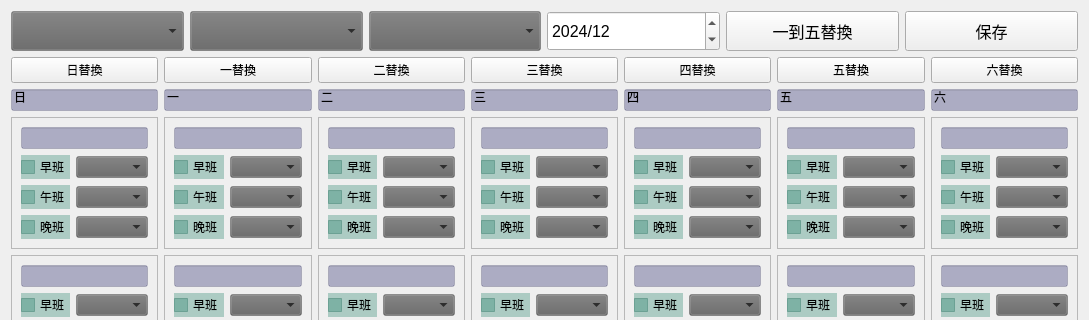
Old version of the form public_driver_arrange.ui in the repository kulianpa7/-; both pictures show x 0 to 1089 and y 0 to 320 of the 1089 by 950 pixel window.
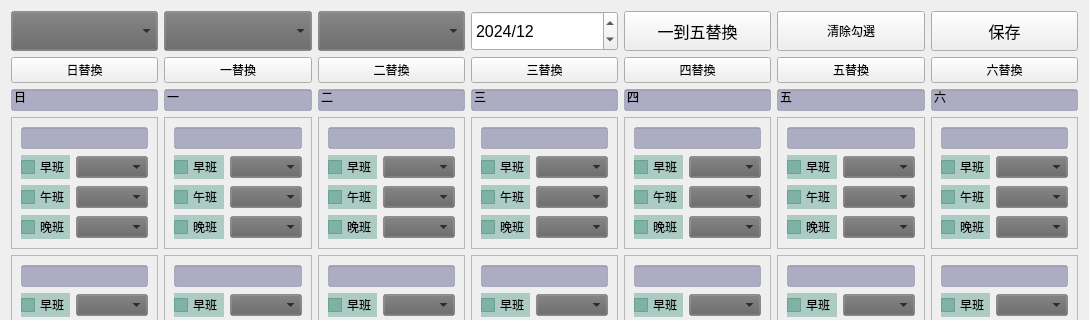
New version of the form.

```diff
--- a/public_driver_arrange.ui
+++ b/public_driver_arrange.ui
@@ -28,7 +28,7 @@
    <item row="0" column="0">
     <layout class="QVBoxLayout" name="verticalLayout">
      <item>
-      <layout class="QHBoxLayout" name="horizontalLayout" stretch="0,0,0,0,0,0">
+      <layout class="QHBoxLayout" name="horizontalLayout" stretch="0,0,0,0,0,0,0">
        <property name="spacing">
         <number>6</number>
        </property>
@@ -107,7 +107,7 @@
           </datetime>
          </property>
          <property name="displayFormat">
-          <string>yyyy/M</string>
+          <string>yyyy/MM</string>
          </property>
          <property name="date">
           <date>
@@ -136,6 +136,19 @@
          </property>
         </widget>
        </item>
+       <item>
+        <widget class="QPushButton" name="clear_button">
+         <property name="minimumSize">
+          <size>
+           <width>0</width>
+           <height>40</height>
+          </size>
+         </property>
+         <property name="text">
+          <string>清除勾選</string>
+         </property>
+        </widget>
+       </item>
        <item>
         <widget class="QPushButton" name="save_button">
          <property name="minimumSize">
```
